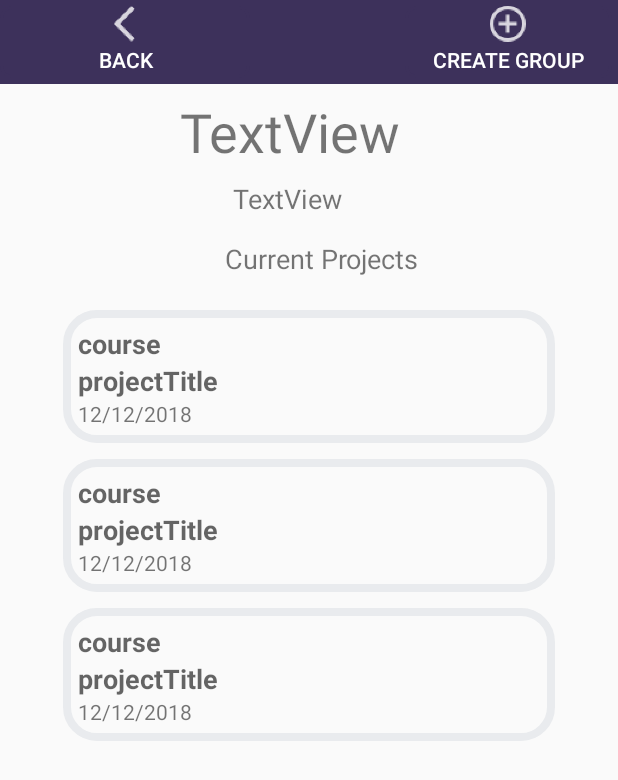
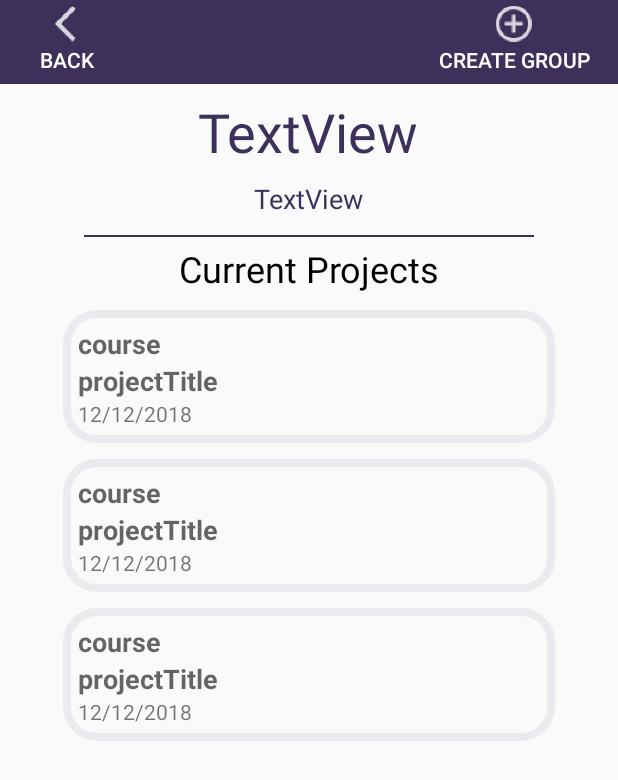
Before and after one commit to lukasrosario/EC327_Grouper, an Android app: the layout activity_current_proj.xml on its own in the app's theme, with its tools: preview values and no code run, on a phone screen of 412 x 824 dp. Shown: the top 780 px of the screen. Run offline under Robolectric (Android 15) with nearby library versions, the light colour scheme and no system bars.

Commit message:
Update activity_current_proj.xml

```diff
--- a/app/src/main/res/layout/activity_current_proj.xml
+++ b/app/src/main/res/layout/activity_current_proj.xml
@@ -22,7 +22,6 @@
         android:layout_alignParentEnd="true"
         android:layout_marginStart="1dp"
         android:layout_marginTop="4dp"
-        android:layout_marginEnd="4dp"
         android:drawableTop="@drawable/create_group_icon"
         android:background="@drawable/backbutton"
         android:text="@string/createGroup"
@@ -37,11 +36,9 @@
         android:layout_width="wrap_content"
         android:layout_height="wrap_content"
         android:elevation="6dp"
+        android:layout_alignParentTop="true"
         android:layout_alignParentStart="true"
-        android:layout_alignParentTop="true"
-        android:layout_alignParentEnd="true"
         android:layout_marginTop="4dp"
-        android:layout_marginEnd="245dp"
         android:textColor="#ffffff"
         android:drawableTop="@drawable/backwards_icon"
         android:background="@drawable/backbutton"
@@ -52,21 +49,30 @@
         android:layout_width="225dp"
         android:layout_height="wrap_content"
         android:layout_below="@+id/TextViewUserEmail"
-        android:layout_alignParentEnd="true"
-        android:layout_marginTop="15dp"
+        android:layout_centerHorizontal="true"
+        android:layout_marginTop="18dp"
+        android:textColor="@color/textColor"
         android:layout_marginEnd="85dp"
         android:layout_marginBottom="8dp"
         android:text="Current Projects"
         android:textAlignment="center"
-        android:textSize="18dp" />
+        android:textSize="24dp" />
+
+    <View
+        android:layout_width="300dp"
+        android:layout_centerHorizontal="true"
+        android:layout_below="@+id/TextViewUserEmail"
+        android:layout_marginTop="12dp"
+        android:layout_height="1dp"
+        android:background="@color/colorPrimary" />
 
     <TextView
         android:id="@+id/TextViewUserEmail"
         android:layout_width="wrap_content"
         android:layout_height="wrap_content"
+        android:layout_centerHorizontal="true"
         android:layout_below="@+id/textViewUserFull"
-        android:layout_alignParentStart="true"
-        android:layout_marginStart="155dp"
+        android:textColor="@color/colorPrimary"
         android:layout_marginTop="8dp"
         android:layout_marginEnd="17dp"
         android:text="TextView"
@@ -78,10 +84,9 @@
         android:layout_width="wrap_content"
         android:layout_height="wrap_content"
         android:layout_below="@+id/btn_back"
-        android:layout_alignParentStart="true"
-        android:layout_marginStart="120dp"
         android:layout_marginTop="11dp"
-        android:layout_marginEnd="8dp"
+        android:textColor="@color/colorPrimary"
+        android:layout_centerHorizontal="true"
         android:text="TextView"
         android:textAlignment="center"
         android:textSize="36sp" />
```
